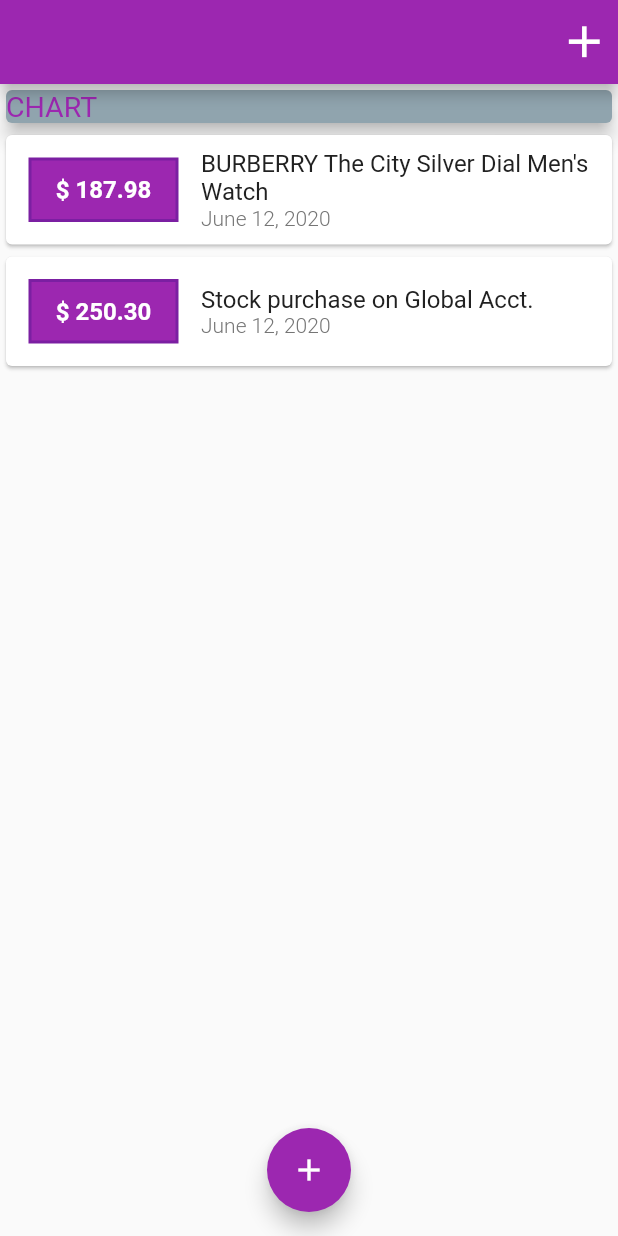
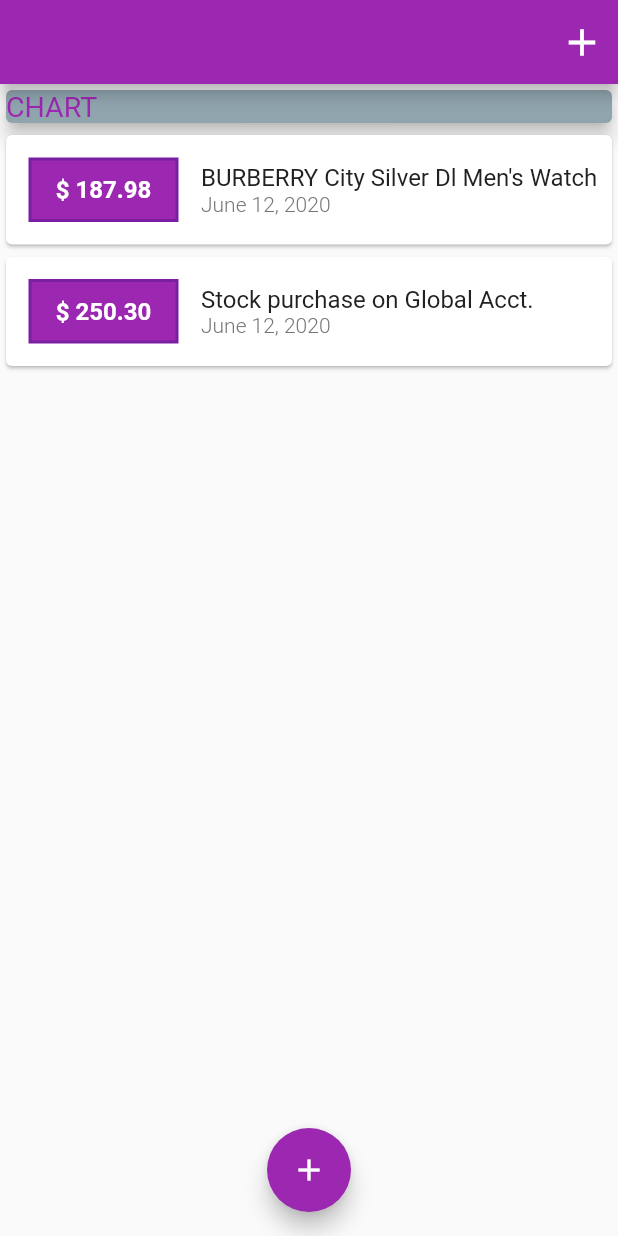
Before and after one commit to msawo/spese_app, a Flutter app: the screen it shows after launch, on a phone screen of 412 x 824 dp. Run offline on Flutter 3.47's test engine with Material 2 defaults, Android fonts, the phone set to English and light mode, and no system bars.

```diff
--- a/lib/screen/homePage.dart
+++ b/lib/screen/homePage.dart
@@ -17,7 +17,7 @@ class _HomePageState extends State<HomePage> {
       id: 'n1',
       amount: 187.98,
       date: DateTime.now(),
-      title: 'BURBERRY The City Silver Dial Men\'s Watch',
+      title: 'BURBERRY City Silver Dl Men\'s Watch',
     ),
     Transaction(
       id: 'n2',
@@ -64,7 +64,7 @@ class _HomePageState extends State<HomePage> {
           IconButton(
             icon: Icon(
               Icons.add,
-              size: 35,
+              size: 30,
             ),
             onPressed: () => _startTxProcess(context),
           ),
```
